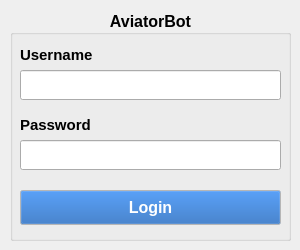
First picture: the form in apps/gui/resources/ui/login.ui, repository bikerlfh/crashbot, before the edit.
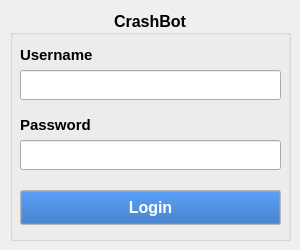
Second picture: the form after the edit.

What changed in the file:
```diff
--- a/apps/gui/resources/ui/login.ui
+++ b/apps/gui/resources/ui/login.ui
@@ -41,7 +41,7 @@
     </font>
    </property>
    <property name="title">
-    <string>AviatorBot</string>
+    <string>CrashBot</string>
    </property>
    <property name="alignment">
     <set>Qt::AlignCenter</set>
```
